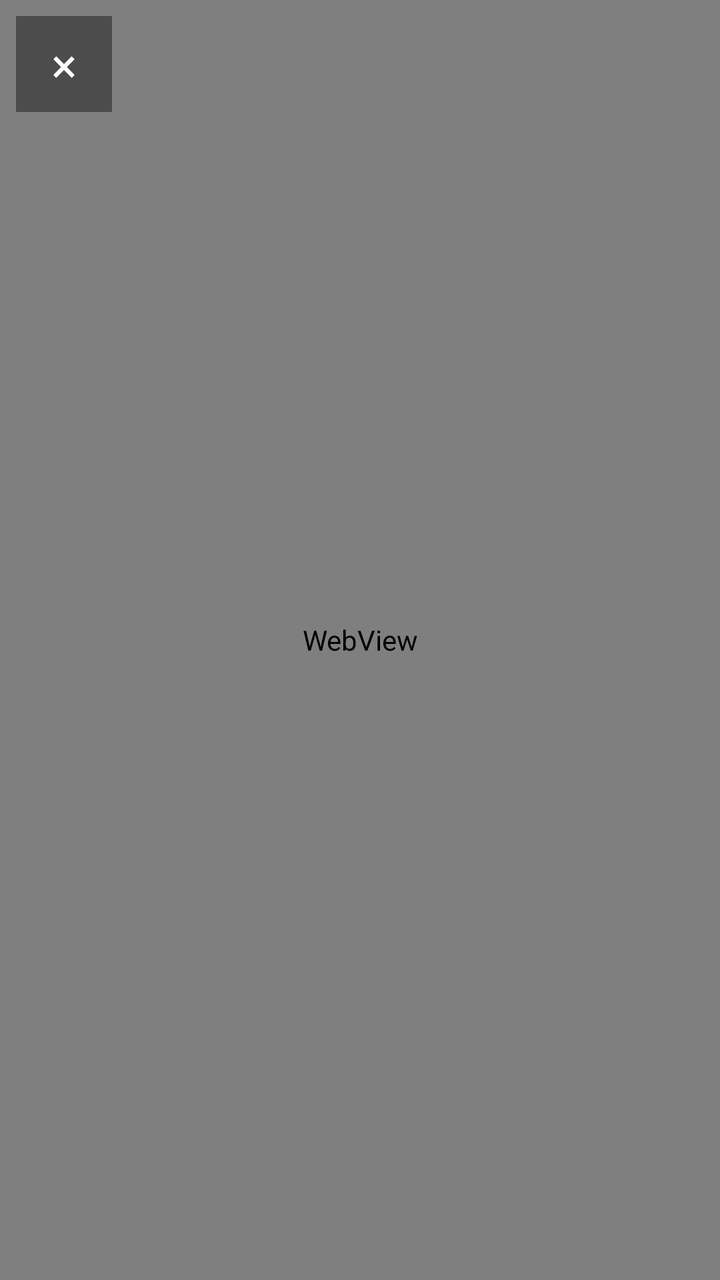
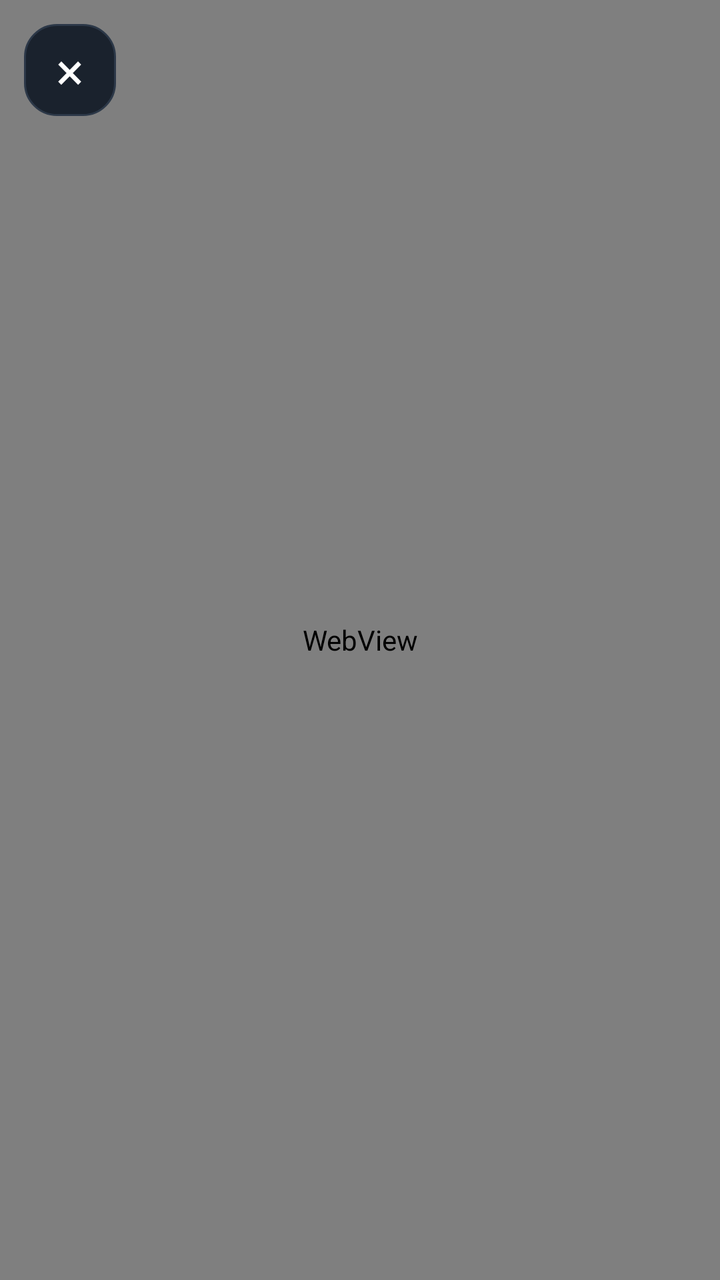

The first picture is an Android layout as it rendered before a commit; the second is the same layout after the commit. The layout source and the unified diff follow.
<!-- AndroidManifest.xml: activity theme Theme.Go2RtcPlay.Fullscreen -->
<!-- res/layout/activity_fullscreen.xml -->
<?xml version="1.0" encoding="utf-8"?>
<FrameLayout
    xmlns:android="http://schemas.android.com/apk/res/android"
    android:layout_width="match_parent"
    android:layout_height="match_parent"
    android:background="#000000">

    <WebView
        android:id="@+id/fullscreenWebView"
        android:layout_width="match_parent"
        android:layout_height="match_parent" />

    <TextView
        android:id="@+id/backBtn"
        android:layout_width="48dp"
        android:layout_height="48dp"
        android:layout_gravity="top|start"
        android:layout_margin="8dp"
        android:background="#66000000"
        android:text="×"
        android:textColor="#FFFFFF"
        android:textSize="24sp"
        android:gravity="center"
        android:contentDescription="@string/back_desc"
        android:clickable="true"
        android:focusable="true" />

</FrameLayout>
<!-- resources referenced by this layout -->
<resources>
  <string name="back_desc">Back</string>
  <style name="Theme.Go2RtcPlay.Fullscreen" parent="Theme.AppCompat.DayNight.NoActionBar">
          <item name="android:windowFullscreen">true</item>
          <item name="android:statusBarColor">@android:color/black</item>
      </style>
</resources>

<!-- the commit's change to res/layout/activity_fullscreen.xml (unified diff, before → after) -->
@@ -12,14 +12,14 @@
 
     <TextView
         android:id="@+id/backBtn"
-        android:layout_width="48dp"
-        android:layout_height="48dp"
+        android:layout_width="46dp"
+        android:layout_height="46dp"
         android:layout_gravity="top|start"
-        android:layout_margin="8dp"
-        android:background="#66000000"
+        android:layout_margin="12dp"
+        android:background="@drawable/bg_icon_button"
         android:text="×"
         android:textColor="#FFFFFF"
-        android:textSize="24sp"
+        android:textSize="26sp"
         android:gravity="center"
         android:contentDescription="@string/back_desc"
         android:clickable="true"
<!-- resource entries referenced after the edit -->
@@ -1,9 +1,38 @@
 <!-- resources referenced by this layout -->
 <resources>
+  <!-- drawable bg_icon_button (drawable) -->
+  <?xml version="1.0" encoding="utf-8"?>
+  <selector xmlns:android="http://schemas.android.com/apk/res/android">
+      <item android:state_focused="true">
+          <shape>
+              <solid android:color="#263241" />
+              <stroke
+                  android:width="2dp"
+                  android:color="#14B8A6" />
+              <corners android:radius="16dp" />
+          </shape>
+      </item>
+      <item android:state_pressed="true">
+          <shape>
+              <solid android:color="#263241" />
+              <corners android:radius="16dp" />
+          </shape>
+      </item>
+      <item>
+          <shape>
+              <solid android:color="#1A222D" />
+              <stroke
+                  android:width="1dp"
+                  android:color="#2C3848" />
+              <corners android:radius="16dp" />
+          </shape>
+      </item>
+  </selector>
   <string name="back_desc">Back</string>
   <style name="Theme.Go2RtcPlay.Fullscreen" parent="Theme.AppCompat.DayNight.NoActionBar">
           <item name="android:windowFullscreen">true</item>
           <item name="android:statusBarColor">@android:color/black</item>
+          <item name="android:navigationBarColor">@android:color/black</item>
       </style>
 </resources>
 
